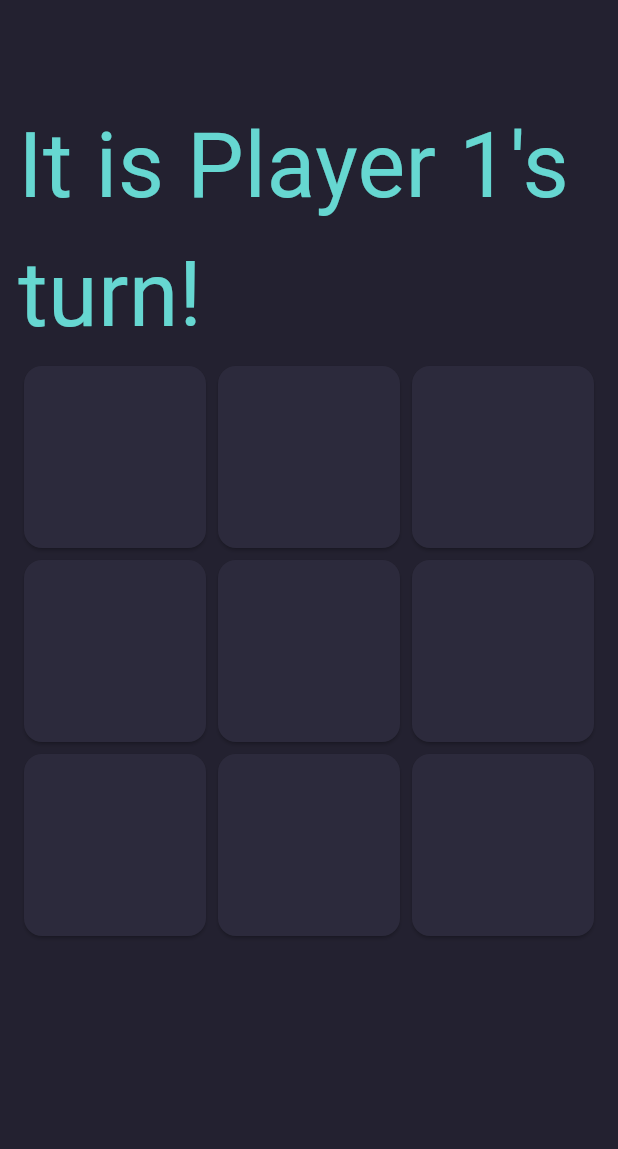
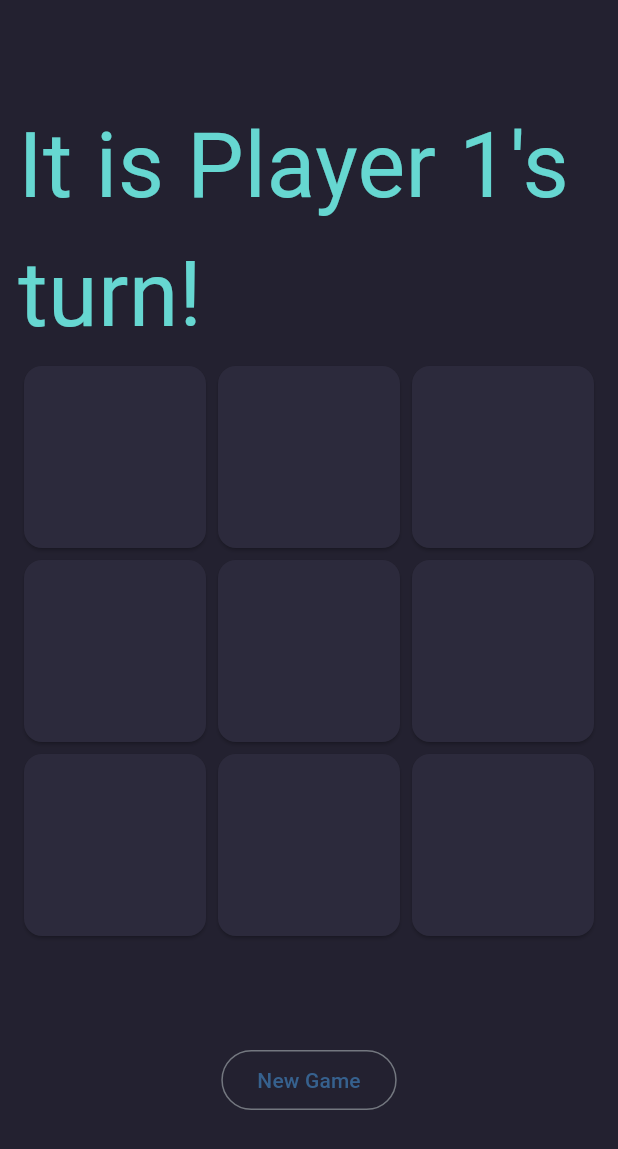
Before and after one commit to Lunsworth38/TicTacToe, a Flutter app: the screen it shows after launch, on a phone screen of 412 x 824 dp. Shown: the top 1149 px of the screen. Run offline on Flutter 3.47's test engine with Material 3 defaults, Android fonts, the phone set to English and light mode, and no system bars.

Commit message:
Add random first player and new game button

```diff
--- a/lib/main.dart
+++ b/lib/main.dart
@@ -1,3 +1,5 @@
+import 'dart:math';
+
 import 'package:flutter/material.dart';
 import 'package:tic_tac_toe/components/game_tile.dart';
 
@@ -41,7 +43,7 @@ class _MyHomePageState extends State<MyHomePage> {
     null,
     null
   ];
-  int currentPlayerTurn = 1;
+  int? currentPlayerTurn;
   List<int> winningRow = [];
 
   final row1 = [0, 1, 2];
@@ -79,31 +81,48 @@ class _MyHomePageState extends State<MyHomePage> {
     });
   }
 
-  onTileTap(index, player) {
-    int nextPlayer() {
+  int nextPlayer(int? player) {
     if (player == 1) {
       return 2;
     }
     if (player == 2) {
       return 1;
     }
-      throw Error();
+    return randomiseStartPlayer();
   }
 
+  onTileTap(int index, int? player) {
     setState(() {
       tilesState[index] = player;
-      currentPlayerTurn = nextPlayer();
+      currentPlayerTurn = nextPlayer(player);
     });
   }
 
-  playerColor() {
-    if (currentPlayerTurn == 1) {
+  Color? playerColor(int? playerNumber) {
+    if (playerNumber == 1) {
       return const Color(0xFF66D7D1);
     }
-    if (currentPlayerTurn == 2) {
+    if (playerNumber == 2) {
       return const Color(0xFFFC7753);
     }
-    throw Error();
+    return null;
+  }
+
+  int randomiseStartPlayer() {
+    return Random().nextInt(2) + 1;
+  }
+
+  @override
+  void initState() {
+    super.initState();
+    currentPlayerTurn = randomiseStartPlayer();
+  }
+
+  void resetGame() {
+    setState(() {
+      tilesState = [null, null, null, null, null, null, null, null, null];
+      currentPlayerTurn = randomiseStartPlayer();
+    });
   }
 
   @override
@@ -120,12 +139,20 @@ class _MyHomePageState extends State<MyHomePage> {
             child: Column(children: [
               const SizedBox(height: 68),
               if (winningRow.isNotEmpty)
-                const Text("Game Over",
-                    style: TextStyle(fontSize: 80, color: Color(0xFFF2EFEA))),
-              if (winningRow.isEmpty)
+                Text("Player ${tilesState[winningRow.first]} wins",
+                    style: TextStyle(
+                        fontSize: 80,
+                        color: playerColor(tilesState[winningRow.first]))),
+              if (!tilesState.contains(null) && winningRow.isEmpty) ...[
+                const Text(
+                  "Its a draw",
+                  style: TextStyle(fontSize: 60, color: Color(0xFFf2efea)),
+                ),
+              ] else if (winningRow.isEmpty)
                 Text(
                   "It is Player $currentPlayerTurn's turn!",
-                  style: TextStyle(fontSize: 60, color: playerColor()),
+                  style: TextStyle(
+                      fontSize: 60, color: playerColor(currentPlayerTurn)),
                 ),
               Center(
                 child: GridView.builder(
@@ -139,7 +166,10 @@ class _MyHomePageState extends State<MyHomePage> {
                     crossAxisCount: 3,
                   ),
                 ),
-              )
+              ),
+              const SizedBox(height: 68),
+              OutlinedButton(
+                  onPressed: () => resetGame(), child: const Text("New Game")),
             ])));
   }
 }
```
Lines whose indentation alone changed are shown as unchanged.
